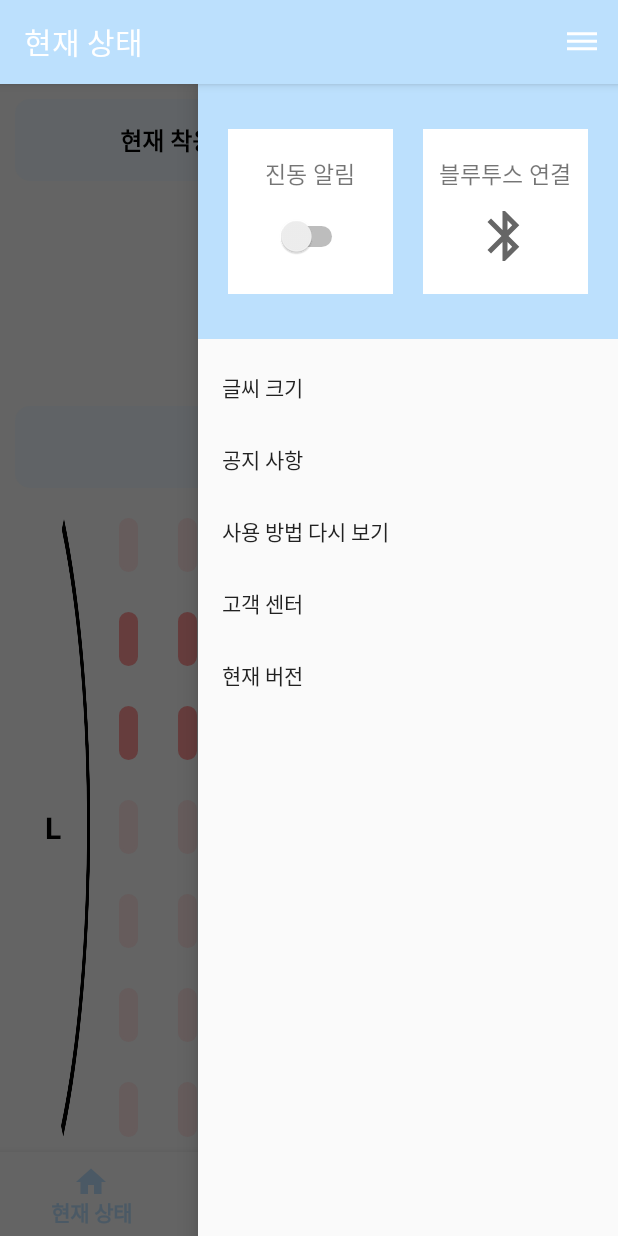
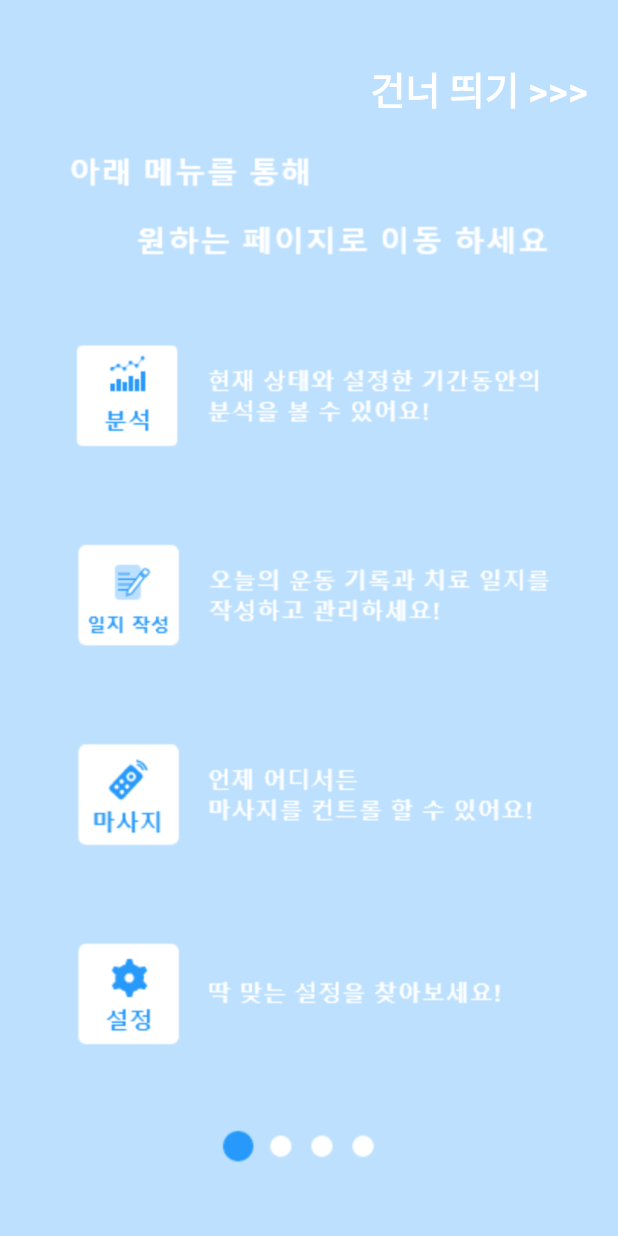
Before and after one commit to KimSungYoon-KOK/Upright_K-Lab-Project, an Android app: the screen it shows after launch (MainActivity before the commit, GuideActivity after it), in the side drawer, after a tap on "사용 방법 다시 보기", on a phone screen of 412 x 824 dp. Run offline under Robolectric (Android 15) with nearby library versions, the phone set to English and light mode, and no system bars; our stand-ins replace navigation-ui; libraries missing offline, so code that uses them is left out: app.akexorcist.bluetotohspp; 8 statements that could not run were skipped.

Commit message:
guide complete

```diff
--- a/app/src/main/AndroidManifest.xml
+++ b/app/src/main/AndroidManifest.xml
@@ -14,15 +14,17 @@
         android:supportsRtl="true"
         android:theme="@style/AppTheme"
         android:usesCleartextTraffic="true">
-        <activity
-            android:name=".MainActivity"
-            android:label="@string/app_name">
+        <activity android:name=".ui.guide.GuideActivity"
+            android:theme="@style/GuideTheme">
             <intent-filter>
                 <action android:name="android.intent.action.MAIN" />
 
                 <category android:name="android.intent.category.LAUNCHER" />
             </intent-filter>
         </activity>
+        <activity android:name=".MainActivity"
+            android:label="@string/app_name">
+        </activity>
     </application>
 
 </manifest>
--- a/app/src/main/java/com/klab/upright/MainActivity.kt
+++ b/app/src/main/java/com/klab/upright/MainActivity.kt
@@ -17,6 +17,8 @@ import app.akexorcist.bluetotohspp.library.BluetoothSPP
 import app.akexorcist.bluetotohspp.library.BluetoothState
 import app.akexorcist.bluetotohspp.library.DeviceList
 import com.google.android.material.bottomnavigation.BottomNavigationView
+import com.klab.upright.ui.guide.GuideActivity
+import com.klab.upright.ui.guide.GuideViewPagerAdapter
 import kotlinx.android.synthetic.main.drawer_main.*
 import kotlinx.android.synthetic.main.drawer_main_header.view.*
 
@@ -55,6 +57,9 @@ class MainActivity : AppCompatActivity() {
                     Toast.makeText(this, "공지 사항", Toast.LENGTH_SHORT).show()
                 }
                 R.id.action_guide -> {
+                    val intent = Intent(this, GuideActivity::class.java)
+                    startActivity(intent)
+                    finish()
                     Toast.makeText(this, "사용 방법 다시 보기", Toast.LENGTH_SHORT).show()
                 }
                 R.id.action_help -> {
--- /dev/null
+++ b/app/src/main/java/com/klab/upright/ui/guide/GuideActivity.kt
@@ -0,0 +1,30 @@
+package com.klab.upright.ui.guide
+
+import android.content.Intent
+import androidx.appcompat.app.AppCompatActivity
+import android.os.Bundle
+import android.view.View
+import androidx.viewpager.widget.ViewPager
+import com.klab.upright.MainActivity
+import com.klab.upright.R
+import kotlinx.android.synthetic.main.activity_guide.*
+
+class GuideActivity : AppCompatActivity() {
+
+    lateinit var viewpager: ViewPager
+
+    override fun onCreate(savedInstanceState: Bundle?) {
+        super.onCreate(savedInstanceState)
+        setContentView(R.layout.activity_guide)
+
+        viewpager = findViewById<ViewPager>(R.id.viewPager)
+        val adapter = GuideViewPagerAdapter(this)
+        viewpager.adapter = adapter
+
+        skipBtn.setOnClickListener {
+            val intent = Intent(this, MainActivity::class.java)
+            startActivity(intent)
+            finish()
+        }
+    }
+}
--- /dev/null
+++ b/app/src/main/java/com/klab/upright/ui/guide/GuideViewPagerAdapter.kt
@@ -0,0 +1,49 @@
+package com.klab.upright.ui.guide
+
+import android.content.Context
+import android.view.LayoutInflater
+import android.view.View
+import android.view.ViewGroup
+import android.widget.ImageView
+import androidx.viewpager.widget.PagerAdapter
+import androidx.viewpager.widget.ViewPager
+import com.klab.upright.R
+
+class GuideViewPagerAdapter(private val context: Context): PagerAdapter() {
+
+    private var layoutInflater: LayoutInflater? = null
+
+    private val images = arrayOf(
+        R.drawable.guide1,
+        R.drawable.guide2,
+        R.drawable.guide3,
+        R.drawable.guide4
+    )
+
+    override fun isViewFromObject(view: View, `object`: Any): Boolean {
+        return view == `object`
+    }
+
+    override fun getCount(): Int {
+        return images.size
+    }
+
+    override fun instantiateItem(container: ViewGroup, position: Int): Any {
+        layoutInflater = container.context.getSystemService(Context.LAYOUT_INFLATER_SERVICE) as LayoutInflater
+        val v = layoutInflater!!.inflate(R.layout.viewpager_guide, null)
+        val image = v.findViewById<ImageView>(R.id.imageView_guide)
+
+        image.setImageResource(images[position])
+        val vp = container as ViewPager
+        vp.addView(v, 0)
+        return v
+    }
+
+    override fun destroyItem(container: ViewGroup, position: Int, `object`: Any) {
+        val vp = container as ViewPager
+        val v = `object` as View
+        vp.removeView(v)
+    }
+
+
+}
--- /dev/null
+++ b/app/src/main/res/layout/activity_guide.xml
@@ -0,0 +1,28 @@
+<?xml version="1.0" encoding="utf-8"?>
+<RelativeLayout xmlns:android="http://schemas.android.com/apk/res/android"
+    xmlns:app="http://schemas.android.com/apk/res-auto"
+    xmlns:tools="http://schemas.android.com/tools"
+    android:layout_width="match_parent"
+    android:layout_height="match_parent"
+    tools:context=".ui.guide.GuideActivity">
+
+    <androidx.viewpager.widget.ViewPager
+        android:id="@+id/viewPager"
+        android:layout_width="match_parent"
+        android:layout_height="match_parent" />
+
+    <TextView
+        android:id="@+id/skipBtn"
+        android:layout_width="wrap_content"
+        android:layout_height="wrap_content"
+        android:text="건너 띄기 >>>"
+        android:textColor="@color/white"
+        android:textStyle="bold"
+        android:textSize="25sp"
+        android:layout_alignParentRight="true"
+        android:layout_marginTop="40dp"
+        android:layout_marginLeft="150dp"
+        android:layout_marginEnd="20dp"/>
+
+
+</RelativeLayout>
--- a/app/src/main/res/layout/fragment_analysis.xml
+++ b/app/src/main/res/layout/fragment_analysis.xml
@@ -3,7 +3,7 @@
     xmlns:tools="http://schemas.android.com/tools"
     android:layout_width="match_parent"
     android:layout_height="match_parent"
-    tools:context=".ui.analysis.PatternFragment">
+    tools:context=".ui.analysis.AnalysisFragment">
     <LinearLayout
         android:layout_width="match_parent"
         android:layout_height="match_parent"
--- /dev/null
+++ b/app/src/main/res/layout/viewpager_guide.xml
@@ -0,0 +1,15 @@
+<?xml version="1.0" encoding="utf-8"?>
+<LinearLayout
+    xmlns:android="http://schemas.android.com/apk/res/android"
+    android:layout_width="match_parent"
+    android:layout_height="match_parent"
+    android:background="@color/colorPrimary"
+    android:gravity="center">
+
+    <ImageView
+        android:id="@+id/imageView_guide"
+        android:layout_width="match_parent"
+        android:layout_height="match_parent"
+        android:scaleType="fitCenter"/>
+
+</LinearLayout>
--- a/app/src/main/res/values/styles.xml
+++ b/app/src/main/res/values/styles.xml
@@ -11,4 +11,15 @@
         <item name="android:textSize">12sp</item>
     </style>
 
+    <style name="GuideTheme" parent="Theme.AppCompat.Light.NoActionBar">
+        <!-- Customize your theme here. -->
+        <item name="colorPrimary">@color/colorPrimary</item>
+        <item name="colorPrimaryDark">@color/colorPrimaryDark</item>
+        <item name="colorAccent">@color/colorAccent</item>
+
+        <item name="windowActionBar">false</item>
+        <item name="windowNoTitle">true</item>
+        <item name="android:statusBarColor">@color/colorPrimary</item>
+    </style>
+
 </resources>
```
Also changed, not shown: app/src/main/res/drawable-ldpi/guide1.png (added), app/src/main/res/drawable-ldpi/guide3.png (added), app/src/main/res/drawable-ldpi/guide4.png (added), app/src/main/res/drawable/guide2.png (added).
